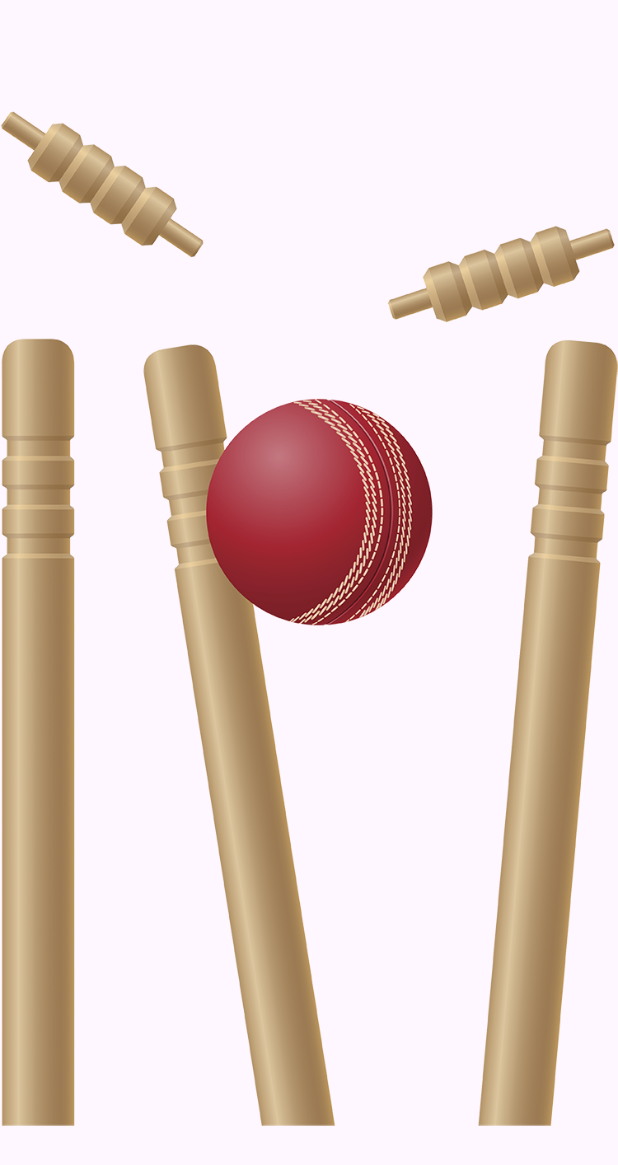
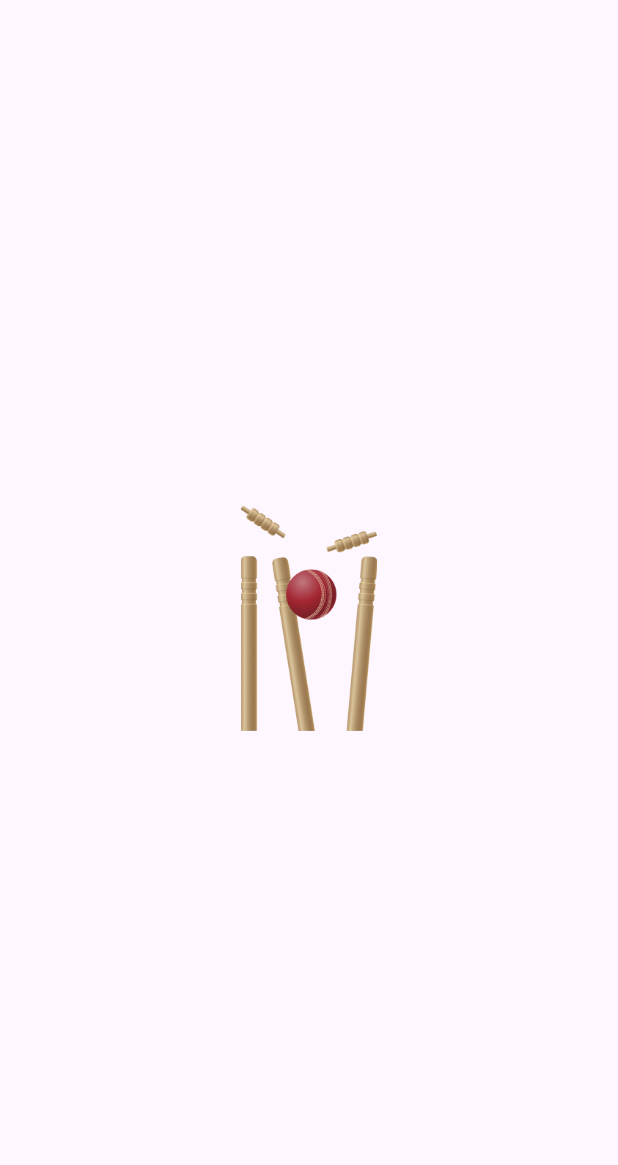
Before and after one commit to ajay943/Football, a Flutter app: the SplashScreen screen opened directly, on a phone screen of 412 x 824 dp. Shown: the top 1165 px of the screen. Run offline on Flutter 3.47's test engine with Material 3 defaults, Android fonts, the phone set to English and light mode, and no system bars; our stand-ins replace cached_network_image, carousel_slider, flutter_otp_text_field, flutter_widget_from_html_core, font_awesome_flutter, google_fonts and 7 more; missing offline and left inert: razorpay_flutter; accounts and stored records are empty.

Commit message:
new update

```diff
--- a/lib/main.dart
+++ b/lib/main.dart
@@ -63,9 +63,13 @@ class _SplashScreenState extends State<SplashScreen> {
   @override
   Widget build(BuildContext context) {
     return Scaffold(
-      body: Center(
-        child: Image.asset('assets/splace.png'),
-      ),
+     body: Center(
+  child: Image.asset(
+    'assets/splace.png',
+    height: 150, // Set the desired height
+    width: 150,  // Set the desired width
+  ),
+),
     );
   }
 }
```
Also changed, not shown: lib/views/detail_page.dart (+7 -9 lines), lib/views/home_page.dart (+36 -9 lines), 1 other file.
